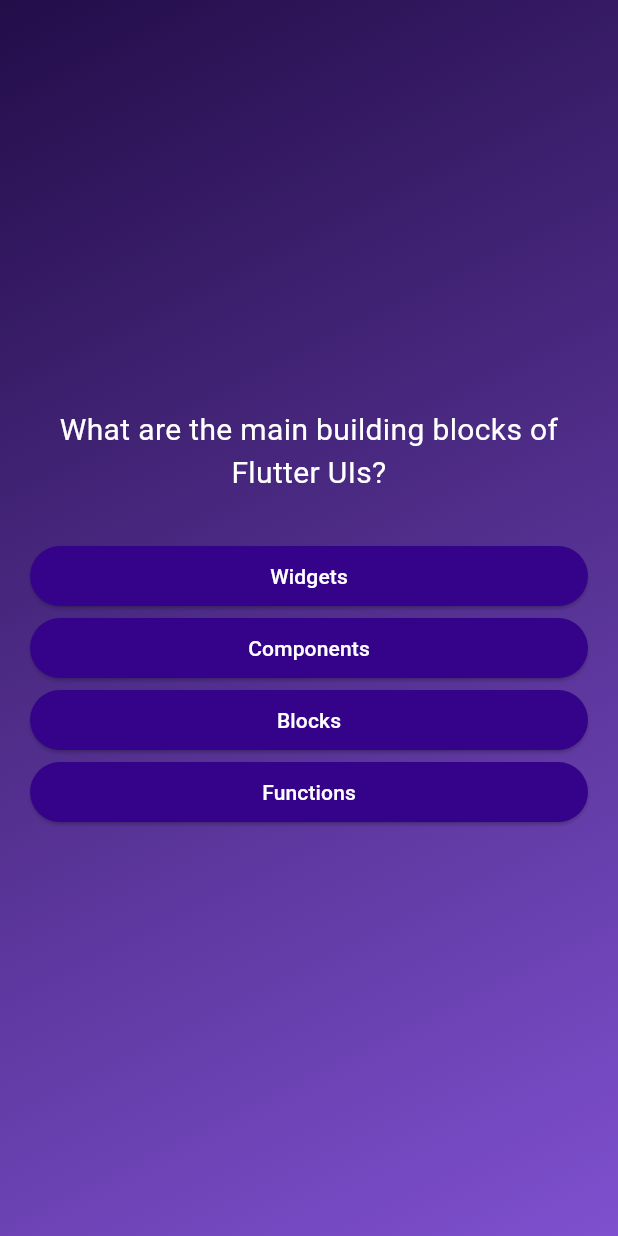
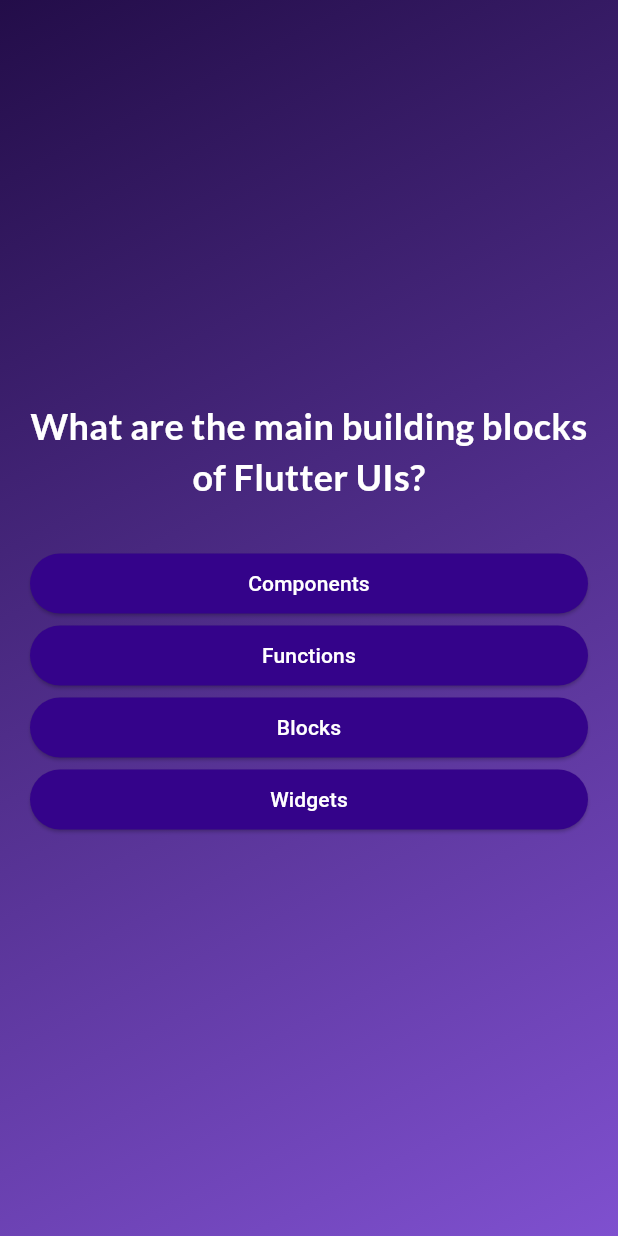
Before and after one commit to fezeboris/Flutter_Maximilian_udemy, a Flutter app: the screen it shows after launch, after a tap on "Start Quiz", on a phone screen of 412 x 824 dp. Run offline on Flutter 3.47's test engine with Material 3 defaults, Android fonts, the phone set to English and light mode, and no system bars; our stand-ins replace google_fonts.

Commit message:
quiz app completed

```diff
--- a/quiz_app/lib/answer_button.dart
+++ b/quiz_app/lib/answer_button.dart
@@ -23,7 +23,7 @@ class AnswerButton extends StatelessWidget {
       onPressed: () {
         onTap();
       },
-      child: Text(answerText),
+      child: Text(answerText, textAlign: TextAlign.center),
     );
   }
 }
--- a/quiz_app/lib/models/quiz_question.dart
+++ b/quiz_app/lib/models/quiz_question.dart
@@ -3,4 +3,11 @@ class QuizQuestion {
 
   final String text;
   final List<String> answers;
+
+  List<String> getSuffledAnswers() {
+    final shuffledList = List.of(answers);
+    shuffledList.shuffle();
+
+    return shuffledList;
+  }
 }
--- a/quiz_app/lib/question_screen.dart
+++ b/quiz_app/lib/question_screen.dart
@@ -1,18 +1,27 @@
 import 'package:flutter/material.dart';
+import 'package:google_fonts/google_fonts.dart';
 import 'package:quiz_app/answer_button.dart';
 import 'package:quiz_app/data/quetions.dart';
 
 class QuestionsScreen extends StatefulWidget {
-  const QuestionsScreen({super.key});
-
+  const QuestionsScreen({super.key, required this.onSelectAnswer});
+  final void Function(String answer) onSelectAnswer;
   @override
   State<QuestionsScreen> createState() => _QuestionScreenState();
 }
 
 class _QuestionScreenState extends State<QuestionsScreen> {
+  var currentQuestionIndex = 0;
+  void answerQuestion(String selectedAnswer) {
+    widget.onSelectAnswer(selectedAnswer);
+    setState(() {
+      currentQuestionIndex += 1;
+    });
+  }
+
   @override
   Widget build(BuildContext context) {
-    final currentQuestion = questions[0];
+    final currentQuestion = questions[currentQuestionIndex];
     return SizedBox(
       width: double.infinity,
       child: Container(
@@ -24,18 +33,20 @@ class _QuestionScreenState extends State<QuestionsScreen> {
             Text(
               textAlign: TextAlign.center,
               currentQuestion.text,
-              style: const TextStyle(
-                color: Colors.white,
-                fontSize: 20,
-              ),
+              style: GoogleFonts.lato(
+                  color: Colors.white,
+                  fontSize: 24,
+                  fontWeight: FontWeight.bold),
             ),
             const SizedBox(
               height: 30,
             ),
-            ...currentQuestion.answers.map((item) {
+            ...currentQuestion.getSuffledAnswers().map((answer) {
               return AnswerButton(
-                answerText: item,
-                onTap: () {},
+                answerText: answer,
+                onTap: () {
+                  answerQuestion(answer);
+                },
               );
             })
           ],
--- a/quiz_app/pubspec.yaml
+++ b/quiz_app/pubspec.yaml
@@ -9,6 +9,7 @@ environment:
 dependencies:
   flutter:
     sdk: flutter
+  google_fonts: ^6.1.0
 
 dev_dependencies:
   flutter_test:
```
Also changed, not shown: quiz_app/lib/questions_sumary/question_identifier.dart (added, +27 -0 lines), quiz_app/lib/questions_sumary/questions__summary.dart (added, +48 -0 lines), quiz_app/lib/questions_sumary/summary_items.dart (added, +53 -0 lines), quiz_app/lib/quiz.dart (+24 -1 lines), quiz_app/lib/results_screen.dart (added, +69 -0 lines), quiz_app/pubspec.lock, 1 other file.
